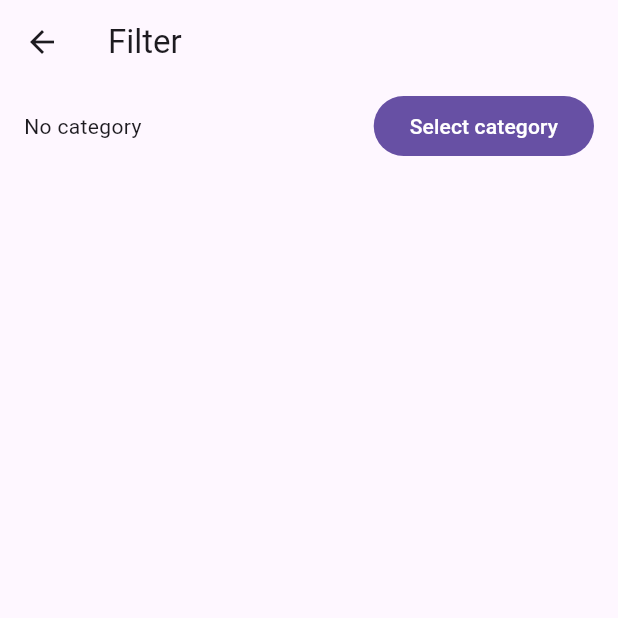
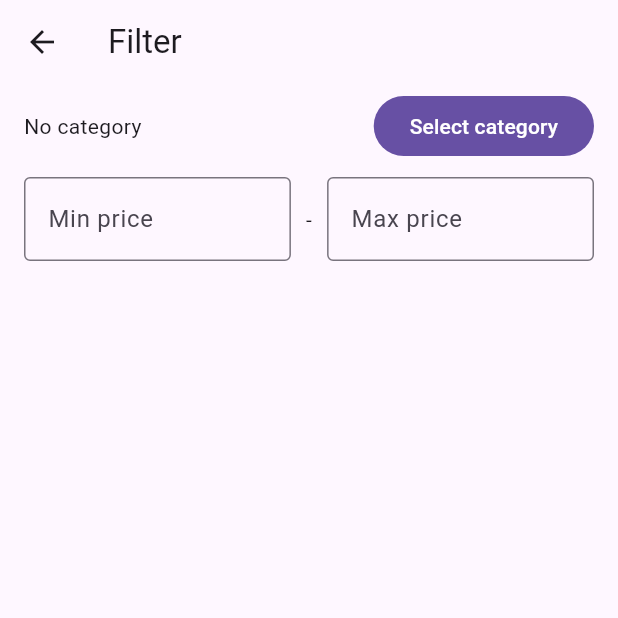
Before and after one commit to 2t34lth/szoftverhatalmas, a Flutter app: the FilterView screen opened directly, on a phone screen of 412 x 824 dp, the top half of it. Run offline on Flutter 3.47's test engine with Material 3 defaults, Android fonts, the phone set to English and light mode, and no system bars; drawn by our look-alikes of dynamic_color; our stand-ins replace carousel_slider, flutter_widget_from_html, full_screen_image; network calls fail.

Commit message:
wip: minimum and maximum price in filtering

```diff
--- a/lib/views/filter_view.dart
+++ b/lib/views/filter_view.dart
@@ -57,6 +57,32 @@ class _FilterViewState extends State<FilterView> {
                 ),
               ],
             ),
+            const SizedBox(height: 10),
+            const Row(
+              children: [
+                Flexible(
+                  child: TextField(
+                    decoration: InputDecoration(
+                      border: OutlineInputBorder(),
+                      hintText: "Min price",
+                      suffix: Text("HUF"),
+                    ),
+                  ),
+                ),
+                SizedBox(width: 10),
+                Text("-"),
+                SizedBox(width: 10),
+                Flexible(
+                  child: TextField(
+                    decoration: InputDecoration(
+                      border: OutlineInputBorder(),
+                      hintText: "Max price",
+                      suffix: Text("HUF"),
+                    ),
+                  ),
+                )
+              ],
+            ),
           ],
         ),
       ),
```
